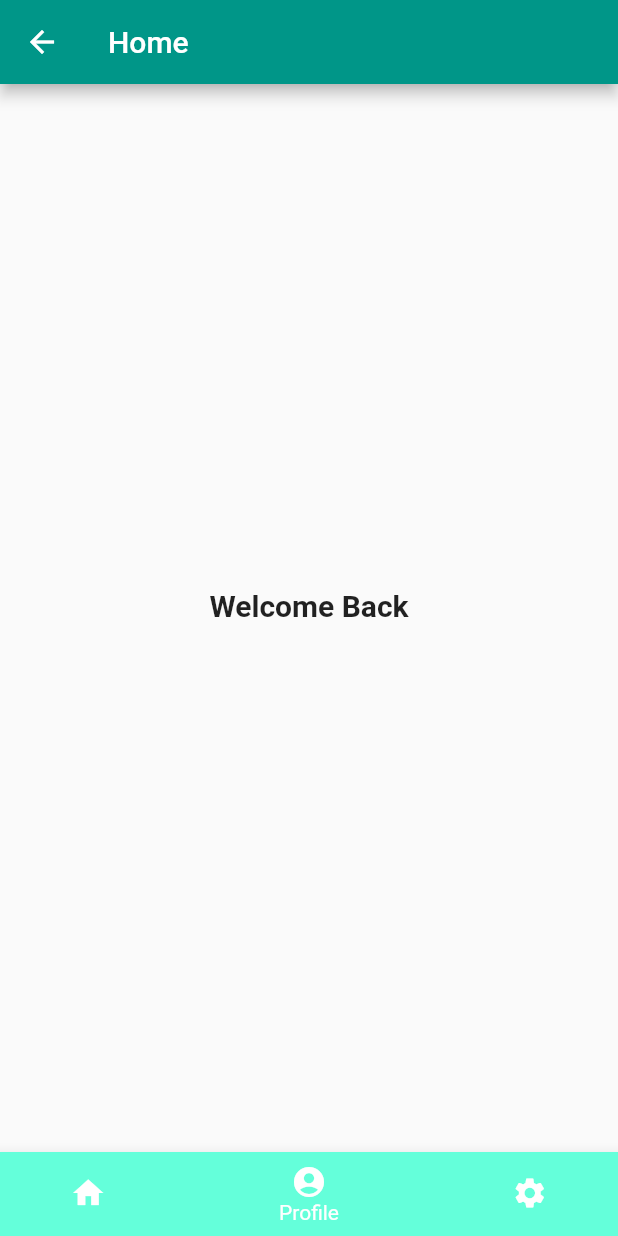
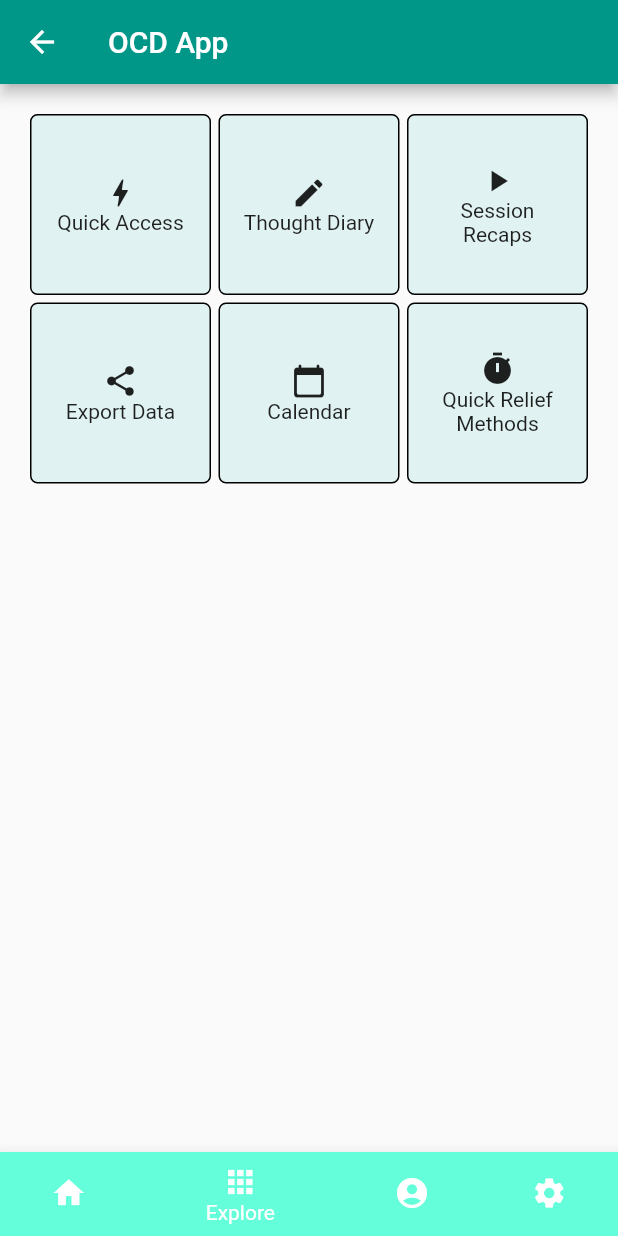
Before and after one commit to twhc20/OCD-flutter-project, a Flutter app: the MainPages screen opened directly, item 2 of the bottom bar chosen, on a phone screen of 412 x 824 dp. Run offline on Flutter 3.47's test engine with Material 2 defaults, Android fonts, the phone set to English and light mode, and no system bars; our stand-ins replace animated_text_kit, cloud_firestore, firebase_auth, firebase_core, firebase_dynamic_links, fluttertoast; accounts and stored records are empty.

Commit message:
home page/explore page
for demonstration of progress

```diff
--- a/lib/login_register_screens/register_screen.dart
+++ b/lib/login_register_screens/register_screen.dart
@@ -242,7 +242,9 @@ class _RegisterScreenState extends State<RegisterScreen> {
     UserModel userModel = UserModel();
 
     userModel.email = user!.email;
+    userModel.name = nameEditingController.text;
     userModel.uid = user.uid;
+
 
     await firebaseFirestore
       .collection("users")
--- a/lib/main_screens.dart
+++ b/lib/main_screens.dart
@@ -1,4 +1,5 @@
 import 'package:flutter/material.dart';
+import 'package:ocd_flutter_app/main_screens/explore_screen.dart';
 import 'package:ocd_flutter_app/main_screens/profile_screen.dart';
 import 'main_screens/home_screen.dart';
 import 'main_screens/settings_screen.dart';
@@ -14,6 +15,7 @@ class _MainPagesState extends State<MainPages> {
   int pageIndex = 0;
   List<Widget> pageList = <Widget>[
     const HomeScreen(),
+    const ExploreScreen(),
     const ProfileScreen(),
     const SettingsScreen(),
   ];
@@ -21,7 +23,7 @@ class _MainPagesState extends State<MainPages> {
   Widget build(BuildContext context) {
     return Scaffold(
       appBar: AppBar(
-        title: const Text('Home'),
+        title: const Text('OCD App'),
       ),
       body: pageList[pageIndex],
       bottomNavigationBar: BottomNavigationBar(
@@ -34,6 +36,7 @@ class _MainPagesState extends State<MainPages> {
         },
         items: const <BottomNavigationBarItem>[
           BottomNavigationBarItem(icon: Icon(Icons.home), label: 'Home', backgroundColor: Colors.tealAccent,),
+          BottomNavigationBarItem(icon: Icon(Icons.apps), label: 'Explore', backgroundColor: Colors.tealAccent,),
           BottomNavigationBarItem(icon: Icon(Icons.account_circle), label: 'Profile', backgroundColor: Colors.tealAccent,),
           BottomNavigationBarItem(icon: Icon(Icons.settings),label: 'Settings',backgroundColor: Colors.tealAccent,),
         ],
--- /dev/null
+++ b/lib/main_screens/explore_screen.dart
@@ -0,0 +1,122 @@
+import 'package:flutter/material.dart';
+
+class ExploreScreen extends StatefulWidget {
+  const ExploreScreen({Key? key}) : super(key: key);
+
+  @override
+  _ExploreScreenState createState() => _ExploreScreenState();
+}
+
+class _ExploreScreenState extends State<ExploreScreen> {
+  @override
+  Widget build(BuildContext context) {
+    return Scaffold(
+      body: Center(
+        child: GridView.count(
+          padding: const EdgeInsets.all(20),
+          mainAxisSpacing: 5,
+          crossAxisSpacing: 5,
+          crossAxisCount: 3,
+          children: <Widget>[
+            Container(
+              decoration: BoxDecoration(
+                border: Border.all(),
+                borderRadius: const BorderRadius.all(Radius.circular(5)),
+                color: Colors.teal[50],
+              ),
+              padding: const EdgeInsets.all(10),
+              child: Column(
+                mainAxisAlignment: MainAxisAlignment.center,
+                children: const <Widget>[
+                  Icon(Icons.bolt),
+                  Text("Quick Access",
+                  textAlign: TextAlign.center,),
+                ],
+              ),
+            ),
+            Container(
+              decoration: BoxDecoration(
+                border: Border.all(),
+                borderRadius: const BorderRadius.all(Radius.circular(5)),
+                color: Colors.teal[50],
+              ),
+              padding: const EdgeInsets.all(10),
+              child: Column(
+                mainAxisAlignment: MainAxisAlignment.center,
+                children: const <Widget>[
+                  Icon(Icons.create),
+                  Text("Thought Diary",
+                    textAlign: TextAlign.center,),
+                ],
+              ),
+            ),
+            Container(
+              decoration: BoxDecoration(
+                border: Border.all(),
+                borderRadius: const BorderRadius.all(Radius.circular(5)),
+                color: Colors.teal[50],
+              ),
+              padding: const EdgeInsets.all(10),
+              child: Column(
+                mainAxisAlignment: MainAxisAlignment.center,
+                children: const <Widget>[
+                  Icon(Icons.play_arrow),
+                  Text("Session Recaps",
+                    textAlign: TextAlign.center,),
+                ],
+              ),
+            ),
+            Container(
+              decoration: BoxDecoration(
+                border: Border.all(),
+                borderRadius: const BorderRadius.all(Radius.circular(5)),
+                color: Colors.teal[50],
+              ),
+              padding: const EdgeInsets.all(10),
+              child: Column(
+                mainAxisAlignment: MainAxisAlignment.center,
+                children: const <Widget>[
+                  Icon(Icons.share),
+                  Text("Export Data",
+                    textAlign: TextAlign.center,),
+                ],
+              ),
+            ),
+            Container(
+              decoration: BoxDecoration(
+                border: Border.all(),
+                borderRadius: const BorderRadius.all(Radius.circular(5)),
+                color: Colors.teal[50],
+              ),
+              padding: const EdgeInsets.all(10),
+              child: Column(
+                mainAxisAlignment: MainAxisAlignment.center,
+                children: const <Widget>[
+                  Icon(Icons.calendar_today_rounded),
+                  Text("Calendar",
+                    textAlign: TextAlign.center,),
+                ],
+              ),
+            ),
+            Container(
+              decoration: BoxDecoration(
+                border: Border.all(),
+                borderRadius: const BorderRadius.all(Radius.circular(5)),
+                color: Colors.teal[50],
+              ),
+              padding: const EdgeInsets.all(10),
+              child: Column(
+                mainAxisAlignment: MainAxisAlignment.center,
+                children: const <Widget>[
+                  Icon(Icons.timer),
+                  Text("Quick Relief Methods",
+                    textAlign: TextAlign.center,),
+                ],
+              ),
+            ),
+          ],
+        ),
+      ),
+    );
+  }
+}
--- a/pubspec.yaml
+++ b/pubspec.yaml
@@ -46,6 +46,8 @@ dependencies:
   cupertino_icons: ^1.0.2
 
   fluttertoast: ^8.0.7
+
+  animated_text_kit: ^4.2.1
 
 dev_dependencies:
   flutter_test:
```
Also changed, not shown: lib/main_screens/home_screen.dart (+80 -2 lines), pubspec.lock.
